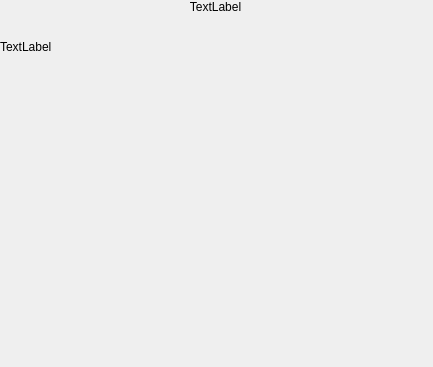
marcusgostasson/smartshop, file code/viewer/UI/recept_step_window.ui: the form before one commit.
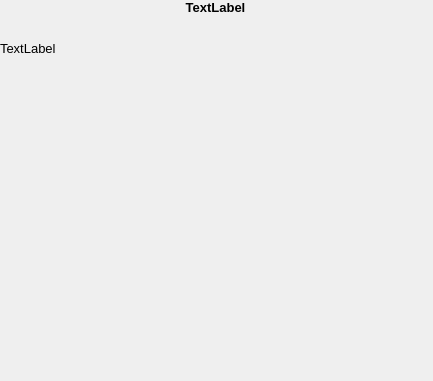
The form after the commit. Icons and pictures are not drawn.

Patch:
```diff
--- a/code/viewer/UI/recept_step_window.ui
+++ b/code/viewer/UI/recept_step_window.ui
@@ -7,7 +7,7 @@
     <x>0</x>
     <y>0</y>
     <width>433</width>
-    <height>367</height>
+    <height>381</height>
    </rect>
   </property>
   <property name="sizePolicy">
@@ -29,12 +29,19 @@
      <x>0</x>
      <y>0</y>
      <width>431</width>
-     <height>361</height>
+     <height>241</height>
     </rect>
    </property>
    <layout class="QVBoxLayout" name="verticalLayout">
     <item>
      <widget class="QLabel" name="recept_name">
+      <property name="font">
+       <font>
+        <pointsize>10</pointsize>
+        <weight>75</weight>
+        <bold>true</bold>
+       </font>
+      </property>
       <property name="text">
        <string>TextLabel</string>
       </property>
@@ -48,6 +55,9 @@
       <property name="text">
        <string/>
       </property>
+      <property name="alignment">
+       <set>Qt::AlignCenter</set>
+      </property>
      </widget>
     </item>
     <item>
@@ -58,6 +68,11 @@
         <verstretch>0</verstretch>
        </sizepolicy>
       </property>
+      <property name="font">
+       <font>
+        <pointsize>10</pointsize>
+       </font>
+      </property>
       <property name="text">
        <string>TextLabel</string>
       </property>
```
